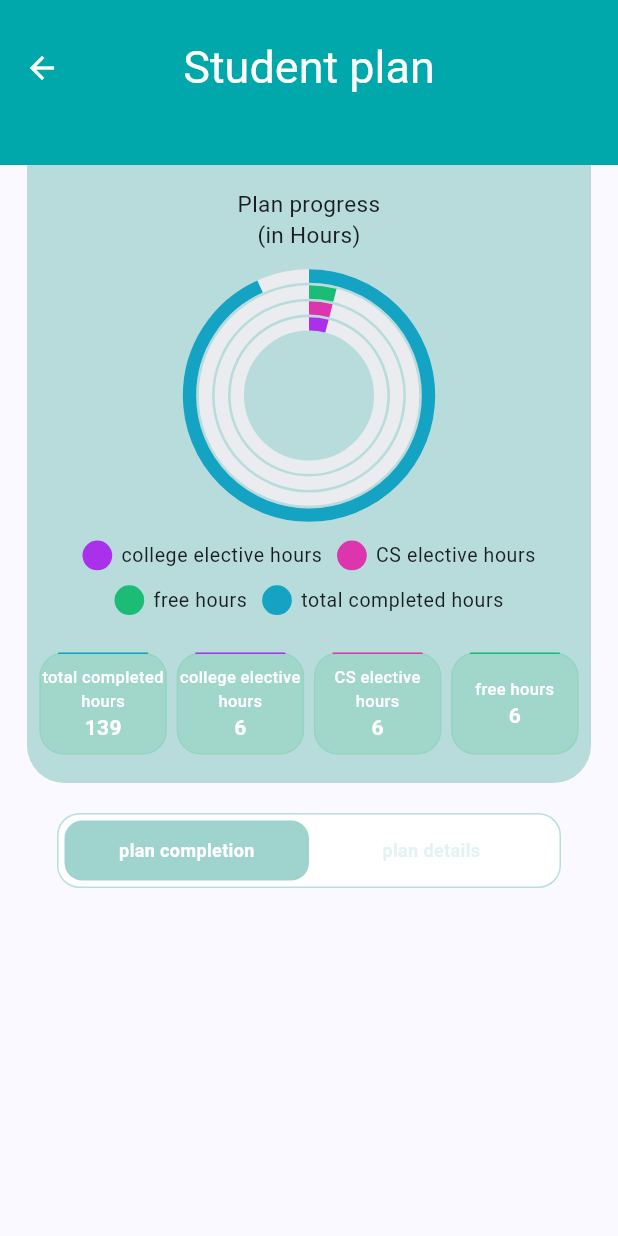
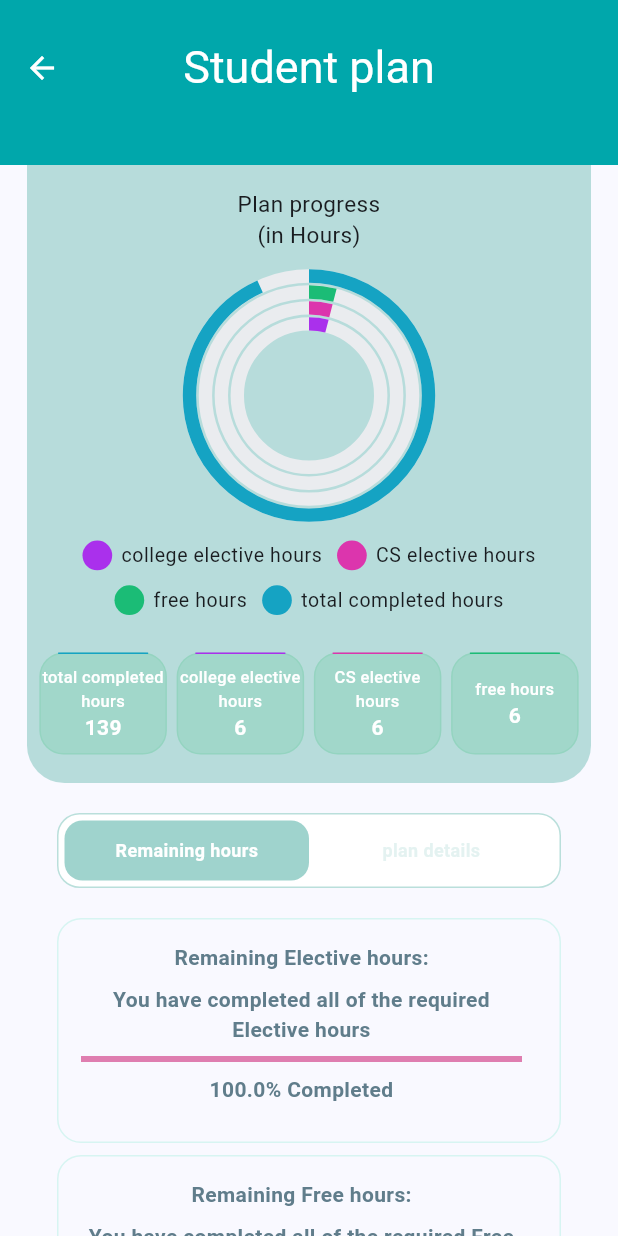
Before and after one commit to jouryABDULLAH/gpa, a Flutter app: the plan screen opened directly, on a phone screen of 412 x 824 dp. Run offline on Flutter 3.47's test engine with Material 3 defaults, Android fonts, the phone set to English and light mode, and no system bars; our stand-ins replace awesome_dialog, boxicons, cloud_firestore, dio, firebase_auth, firebase_core and 14 more; missing offline and left inert: cr_calendar, dart:ffi, flutter_polyline_points; accounts and stored records are empty; Roboto replaces fonts that are missing (GoogleFonts.poppins).

Commit message:
finish remaining hours view

```diff
--- a/lib/local/local.dart
+++ b/lib/local/local.dart
@@ -94,7 +94,7 @@ class MyLocal implements Translations {
           "student plan": "خطة الطالب",
           "About program": "عن البرنامج",
           "Academic advisor": "المرشد الاكاديمي",
-          "plan completion": "كمالية الخطة",
+          "plan completion": "الساعات المتبقية",
           "plan details": "تفاصيل الخطة",
           "sai": "كلية الصيدلة",
           "mang": "كلية الادارة",
@@ -184,6 +184,11 @@ class MyLocal implements Translations {
           "spe7": "استاد الملعب الدولي",
           "spe8": "مدرسة جامعة القصيم لتعليم القيادة",
           "spe9": "حضانة مكارم الطفل لرعاية الأطفال",
+          "total completed hours": "مجموع الساعات المكتملة",
+          "college elective hours": "ساعات اختياري كلية",
+          "CS elective hours": "ساعات اختياري تخصص",
+          "free hours": "ساعات حرة",
+          "Plan progress" : "مدى تقدم الخطة\n(بالساعات)"
         },
         "en": {
           "Arabic": "Arabic",
@@ -284,7 +289,7 @@ class MyLocal implements Translations {
           "student plan": "Student plan",
           "About program": "About the program",
           "Academic advisor": "Academic Advisor",
-          "plan completion": "plan completion",
+          "plan completion": "Remaining hours",
           "plan details": "plan details",
           "serv_steps": "steps to implement this service",
           "sai": "College of Pharmacy",
@@ -374,7 +379,12 @@ class MyLocal implements Translations {
           "spe6": "University of Qassim Park",
           "spe7": "International Stadium",
           "spe8": "University of Qassim Driving School",
-          "spe9": "Makarem Al-Tifl Nursery for Childcare"
+          "spe9": "Makarem Al-Tifl Nursery for Childcare",
+          "total completed hours": "total completed hours",
+          "college elective hours": "college elective hours",
+          "CS elective hours": "CS elective hours",
+          "free hours": "free hours",
+          "Plan progress" : "Plan progress\n(in Hours)"
         }
       };
   static String getFontFamily(String languageCode) {
--- a/lib/presentation/Servecis/ProgramPlan/plan.dart
+++ b/lib/presentation/Servecis/ProgramPlan/plan.dart
@@ -4,6 +4,7 @@ import 'package:flutter/material.dart';
 import 'package:get/get.dart';
 import 'package:google_fonts/google_fonts.dart';
 import 'package:gpa/model/student_plan_model.dart';
+import 'package:gpa/presentation/Servecis/ProgramPlan/widgets/remaining_hrs_row.dart';
 import 'package:gpa/presentation/Servecis/ProgramPlan/widgets/status_button.dart';
 import 'package:gpa/presentation/resources/color_manager.dart';
 import 'package:gpa/presentation/Servecis/ProgramPlan/widgets/segment_button.dart';
@@ -18,9 +19,9 @@ class plan extends StatefulWidget {
 
 class _planState extends State<plan> {
   StudentPlanModel? studentPlan;
-  bool isPlanCompletion = true;
+  bool isHrsRemaining = true;
   var totalHours = 149;
-  var electivesTotalHours = 6;
+  var electivesTotalHours = 12;
   var freeTotalHours = 6;
   int stdCsElectiveHrs = 0;
   int stdTotalHrs = 0;
@@ -46,14 +47,6 @@ class _planState extends State<plan> {
           child: Container(
             decoration: BoxDecoration(
               color: ColorManager.primary,
-              // boxShadow: const [
-              //   BoxShadow(
-              //     color: Color.fromARGB(75, 0, 0, 0),
-              //     spreadRadius: 2,
-              //     blurRadius: 10,
-              //     offset: Offset(0, 4),
-              //   ),
-              // ],
             ),
             child: AppBar(
               elevation: 0,
@@ -92,8 +85,6 @@ class _planState extends State<plan> {
                       borderRadius: const BorderRadius.only(
                           bottomLeft: Radius.circular(25),
                           bottomRight: Radius.circular(25),
-                          // topLeft: Radius.circular(25),
-                          // topRight: Radius.circular(25)
                           )),
                   child:  Padding(
                     padding: const EdgeInsets.all(5.0),
@@ -128,7 +119,7 @@ class _planState extends State<plan> {
                               children: [
                                   Expanded(
                                     child: StatusButton(
-                                      title: "total completed hours",
+                                      title: "total completed hours".tr,
                                       value: '$stdTotalHrs',
                                       statusColor: const Color.fromARGB(255, 21, 163, 195),
                                       onPressed: () {},
@@ -137,7 +128,7 @@ class _planState extends State<plan> {
 
                                   Expanded(
                                     child: StatusButton(
-                                      title: "college elective hours",
+                                      title: "college elective hours".tr,
                                       value: '$stdNoneCsElectiveHrs',
                                       statusColor: const Color.fromARGB(255, 170, 48, 236),
                                       onPressed: () {},
@@ -146,7 +137,7 @@ class _planState extends State<plan> {
 
                                   Expanded(
                                     child: StatusButton(
-                                      title: "CS elective hours",
+                                      title: "CS elective hours".tr,
                                       value: '$stdCsElectiveHrs',
                                       statusColor: const Color.fromARGB(255, 220, 53, 173),
                                       onPressed: () {},
@@ -154,9 +145,9 @@ class _planState extends State<plan> {
                                   ),
                                   Expanded(
                                     child: StatusButton(
-                                      title: "free hours",
+                                      title: "free hours".tr,
                                       value: '$stdFreeHrs',
-                                      statusColor: Color.fromARGB(255, 27, 188, 118),
+                                      statusColor: const Color.fromARGB(255, 27, 188, 118),
                                       onPressed: () {},
                                     ),
                                   )
@@ -185,28 +176,46 @@ class _planState extends State<plan> {
                       Expanded(
                           child: SegmentButton(
                               title: "plan completion",
-                              isActive: isPlanCompletion,
+                              isActive: isHrsRemaining,
                               onPressed: () {
                                 if (mounted) {
                                   setState(() {
-                                    isPlanCompletion = !isPlanCompletion;
+                                    isHrsRemaining = !isHrsRemaining;
                                   });
                                 }
                               })),
                       Expanded(
                           child: SegmentButton(
                               title: "plan details",
-                              isActive: !isPlanCompletion,
+                              isActive: !isHrsRemaining,
                               onPressed: () {
                                 if (mounted) {
                                   setState(() {
-                                    isPlanCompletion = !isPlanCompletion;
+                                    isHrsRemaining = !isHrsRemaining;
                                   });
                                 }
                               }))
                     ],
                   ),
-                )
+                ),
+                if(isHrsRemaining)
+                   ListView.builder(
+                      padding:
+                          const EdgeInsets.symmetric(horizontal: 20, vertical: 0),
+                      physics: const NeverScrollableScrollPhysics(),
+                      shrinkWrap: true,
+                      itemCount: getRemainingHrs().length,
+                      itemBuilder: (context, index) {
+                        var sObj = getRemainingHrs()[index];
+                        List<RemainingHrs> stdRemHrs = getRemainingHrs();
+                        return RemainingHrsRow(
+                          sObj: sObj,
+                          onPressed: () {
+                          },
+                          stdRemHrs: stdRemHrs
+                        );
+                      }
+                    ),
               ],
             ),
           ),
@@ -259,7 +268,6 @@ class _planState extends State<plan> {
           studentPlan = studentPlanInfo;
         });
       }
-        printData();
         setStdHrs();
         _studentHoursChartData = getStdHrs();
         _TooltipBehavior = TooltipBehavior(enable: true);
@@ -269,18 +277,8 @@ class _planState extends State<plan> {
     }
   }
 
-  printData() {
-    studentPlan?.levels.forEach((level, courses) {
-      print('Level: $level');
-      for (var course in courses) {
-        print('Course: ${course.name}, Status: ${course.status}');
-      }
-    });
-  }
-
   void setStdHrs() {
     if (studentPlan != null) {
-      print('\n\n\n\n\t---- vars before: $stdCsElectiveHrs, $stdFreeHrs, $stdNoneCsElectiveHrs, $stdTotalHrs ---- \n\n\n\n');
       studentPlan!.levels.forEach((level, courses) {
         for (var course in courses) {
           String? hours = course.hours;
@@ -299,22 +297,31 @@ class _planState extends State<plan> {
           }
         }
       });
-      print('\n\n\n\n\t----vars after: $stdCsElectiveHrs, $stdFreeHrs, $stdNoneCsElectiveHrs, $stdTotalHrs----\n\n\n\n');
   }
 }
 
 List<StdHours> getStdHrs(){
     List<StdHours> stdHrs = [
-      StdHours("college elective hours", stdNoneCsElectiveHrs, const Color.fromARGB(255, 170, 48, 236)),
-      StdHours("CS elective hours", stdCsElectiveHrs, const Color.fromARGB(255, 220, 53, 173)),
-      StdHours('free hours', stdFreeHrs, const Color.fromARGB(255, 27, 188, 118)),
-      StdHours("total completed hours", stdTotalHrs, const Color.fromARGB(255, 21, 163, 195)),
+      StdHours("college elective hours".tr, stdNoneCsElectiveHrs, const Color.fromARGB(255, 170, 48, 236)),
+      StdHours("CS elective hours".tr, stdCsElectiveHrs, const Color.fromARGB(255, 220, 53, 173)),
+      StdHours('free hours'.tr, stdFreeHrs, const Color.fromARGB(255, 27, 188, 118)),
+      StdHours("total completed hours".tr, stdTotalHrs, const Color.fromARGB(255, 21, 163, 195)),
 
     ];
 
     return stdHrs;
  }
 
+List<RemainingHrs> getRemainingHrs(){
+    List<RemainingHrs> stdRemHrs = [
+      RemainingHrs("Elective hours", electivesTotalHours, stdCsElectiveHrs+stdNoneCsElectiveHrs,const Color.fromARGB(255, 222, 29, 129), electivesTotalHours - (stdCsElectiveHrs+stdNoneCsElectiveHrs) ),
+      RemainingHrs("Free hours".tr, freeTotalHours, stdFreeHrs, const Color.fromARGB(255, 27, 188, 118), freeTotalHours - stdFreeHrs),
+      RemainingHrs("Total hour".tr, totalHours, stdTotalHrs, const Color.fromARGB(255, 21, 163, 195), totalHours - stdTotalHrs),
+
+    ];
+
+    return stdRemHrs;
+ }
 }
 
 class StdHours {
@@ -323,3 +330,13 @@ class StdHours {
   int hrs = 0;
   Color color;
 }
+
+class RemainingHrs {
+  RemainingHrs( this.type, this.total, this.takenHrs, this.color, this.remaining);
+  String type;
+  int total;
+  int takenHrs;
+  int remaining;
+  Color color;
+
+}
--- /dev/null
+++ b/lib/presentation/Servecis/ProgramPlan/widgets/remaining_hrs_row.dart
@@ -0,0 +1,82 @@
+import 'package:flutter/material.dart';
+import 'package:get/get_utils/get_utils.dart';
+import 'package:gpa/presentation/Servecis/ProgramPlan/plan.dart';
+
+class RemainingHrsRow extends StatelessWidget {
+  final RemainingHrs sObj;
+  final List<RemainingHrs> stdRemHrs;
+  final VoidCallback onPressed;
+
+  const RemainingHrsRow({super.key, required this.sObj, required this.onPressed, required this.stdRemHrs});
+
+  @override
+  Widget build(BuildContext context) {
+    // Find the StdHours object that matches the type of RemainingHrs object
+    RemainingHrs? matchedStdHrs = stdRemHrs.firstWhere(
+      (stdRemHrs) => stdRemHrs.type == sObj.type,
+      orElse: () => RemainingHrs("Total hour".tr, 0, 0, const Color.fromARGB(255, 21, 163, 195), 0 - 0), // Default to black color if not found
+    );
+
+    double remainingPercentage = (sObj.takenHrs / sObj.total) * 100;
+
+    return Padding(
+      padding: const EdgeInsets.only(bottom: 8),
+      child: InkWell(
+        borderRadius: BorderRadius.circular(16),
+        onTap: onPressed,
+        child: Container(
+          height: 150,
+          padding: const EdgeInsets.only(top: 15, bottom: 15, left: 15, right: 25),
+          decoration: BoxDecoration(
+            border: Border.all(
+              color: const Color.fromARGB(255, 21, 219, 166).withOpacity(0.15),
+            ),
+            borderRadius: BorderRadius.circular(16),
+          ),
+          alignment: Alignment.center,
+          child: Column(
+            crossAxisAlignment: CrossAxisAlignment.center,
+            children: [
+              Text(
+                "Remaining ${sObj.type}:",
+                style: const TextStyle(
+                  color: Colors.blueGrey,
+                  fontSize: 14,
+                  fontWeight: FontWeight.w600,
+                ),
+              ),
+              const SizedBox(height: 8),
+              Text(
+                sObj.remaining != 0
+                    ? "${sObj.remaining} hours needed to complete ${sObj.total} hours"
+                    : "You have completed all of the required ${sObj.type}",
+                style: const TextStyle(
+                  color: Colors.blueGrey,
+                  fontSize: 14,
+                  fontWeight: FontWeight.w600,
+                ),
+                textAlign: TextAlign.center,
+              ),
+              const SizedBox(height: 8),
+              LinearProgressIndicator(
+                value: remainingPercentage / 100,
+                backgroundColor: Colors.grey[300],
+                valueColor: AlwaysStoppedAnimation<Color>(matchedStdHrs.color.withOpacity(0.5)),
+              ),
+              const SizedBox(height: 8),
+              Text(
+                remainingPercentage != 100.0 ? "${remainingPercentage.toStringAsFixed(1)}% Remaining" : "${remainingPercentage.toStringAsFixed(1)}% Completed",
+                textAlign: TextAlign.center,
+                style: const TextStyle(
+                  color: Colors.blueGrey,
+                  fontSize: 14,
+                  fontWeight: FontWeight.w600,
+                ),
+              ),
+            ],
+          ),
+        ),
+      ),
+    );
+  }
+}
```
Also changed, not shown: lib/presentation/Servecis/ProgramPlan/widgets/level_progress_row.dart (added, +70 -0 lines).
